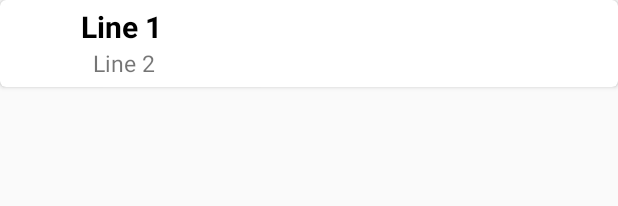
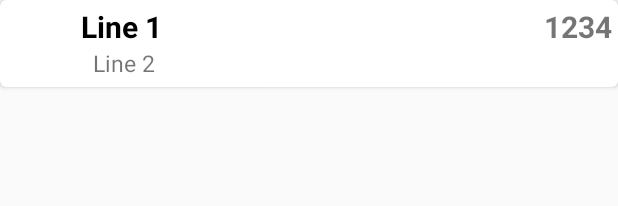
Before and after one commit to FokaKefir/Shopping-List-app, an Android app: the layout recycler_view_item.xml on its own in the app's theme, with its tools: preview values and no code run, on a phone screen of 412 x 824 dp. Shown: the top 206 px of the screen. Run offline under Robolectric (Android 15) with nearby library versions, the phone set to English and light mode, and no system bars.

Commit message:
Adding the swipe mode and adding the number of items.

```diff
--- a/app/src/main/java/com/example/shoppinglist/gui/recyclerview/RecyclerViewAdapter.java
+++ b/app/src/main/java/com/example/shoppinglist/gui/recyclerview/RecyclerViewAdapter.java
@@ -16,8 +16,7 @@ public class RecyclerViewAdapter extends RecyclerView.Adapter<ViewHolder> {
 
     // region 1. Decl and Init
 
-    ArrayList<Item> itemList;
-
+    private ArrayList<Item> itemList;
 
     // endregion
 
@@ -47,6 +46,7 @@ public class RecyclerViewAdapter extends RecyclerView.Adapter<ViewHolder> {
         holder.imageView.setImageResource(currentItem.getImageResource());
         holder.txtName.setText(currentItem.getTextName());
         holder.txtDescription.setText(currentItem.getTextDescription());
+        holder.txtNumber.setText(String.valueOf(currentItem.getNumberOfItems()));
     }
 
     @Override
--- a/app/src/main/java/com/example/shoppinglist/gui/recyclerview/ViewHolder.java
+++ b/app/src/main/java/com/example/shoppinglist/gui/recyclerview/ViewHolder.java
@@ -16,6 +16,7 @@ public class ViewHolder extends RecyclerView.ViewHolder {
     public ImageView imageView;
     public TextView txtName;
     public TextView txtDescription;
+    public TextView txtNumber;
 
     // endregion
 
@@ -27,6 +28,7 @@ public class ViewHolder extends RecyclerView.ViewHolder {
         this.imageView = itemView.findViewById(R.id.imageView);
         this.txtName = itemView.findViewById(R.id.txtName);
         this.txtDescription = itemView.findViewById(R.id.txtDescription);
+        this.txtNumber = itemView.findViewById(R.id.txtNumber);
     }
 
     // endregion
--- a/app/src/main/java/com/example/shoppinglist/testrdata/TestData.java
+++ b/app/src/main/java/com/example/shoppinglist/testrdata/TestData.java
@@ -29,6 +29,7 @@ public class TestData {
             item.setTextName("name" + i);
             item.setTextDescription("description" + i);
             item.setImageResource((i%2 == 0 ? R.drawable.ic_box_red : R.drawable.ic_box_blue));
+            item.setNumberOfItems(i);
 
             testList.add(item);
         }
--- a/app/src/main/res/layout/recycler_view_item.xml
+++ b/app/src/main/res/layout/recycler_view_item.xml
@@ -38,6 +38,16 @@
             android:layout_toEndOf="@+id/imageView"
             android:layout_marginStart="8dp"/>
 
+        <TextView
+            android:id="@+id/txtNumber"
+            android:layout_width="wrap_content"
+            android:layout_height="wrap_content"
+            android:text="1234"
+            android:layout_alignParentEnd="true"
+            android:textSize="20sp"
+            android:textStyle="bold"
+            android:layout_gravity="center_vertical" />
+
 
     </RelativeLayout>
 
```
Also changed, not shown: app/src/main/java/com/example/shoppinglist/gui/activity/MainActivity.java (+28 -5 lines), app/src/main/java/com/example/shoppinglist/logic/listener/MainActivityListener.java (+20 -1 lines), app/src/main/java/com/example/shoppinglist/model/Item.java (+12 -1 lines).
